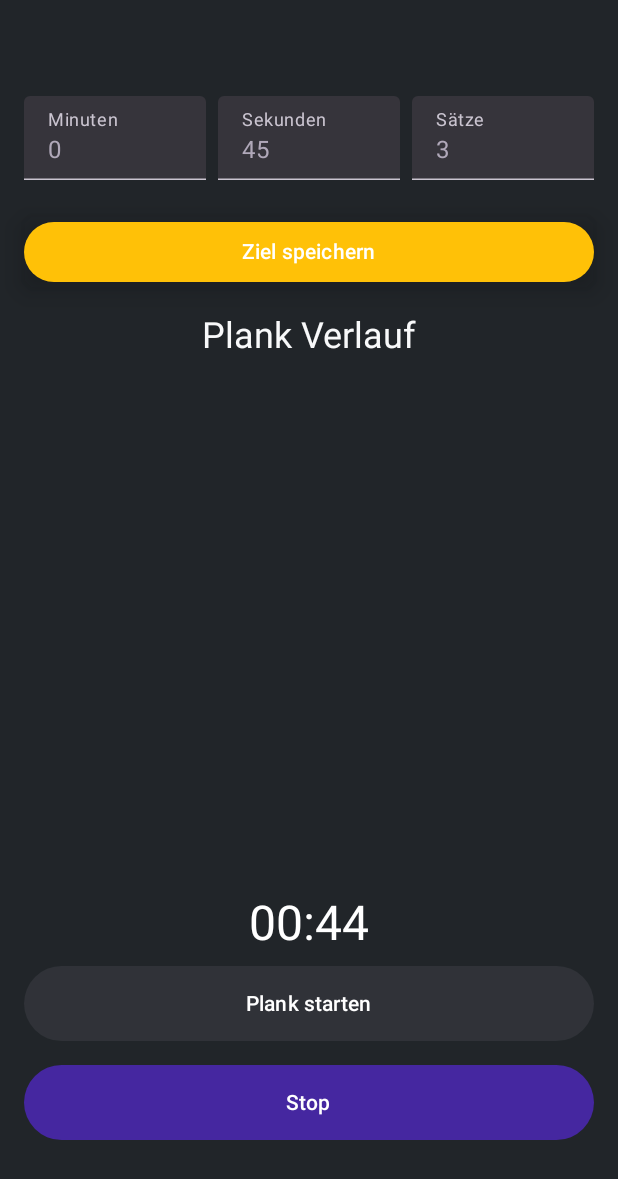
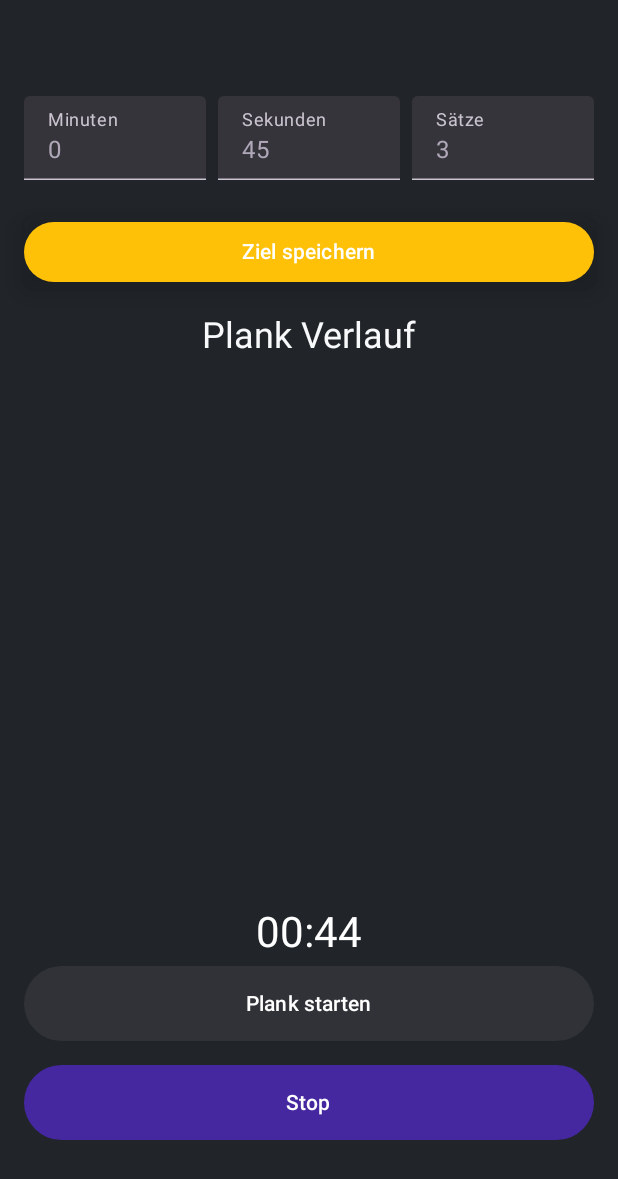
Before and after one commit to Shebby91/PushUpCounterApp, an Android app built with Jetpack Compose: the WorkoutTimerScreen screen opened through its navigation route, after a tap on "Plank starten", on a phone screen of 412 x 824 dp. Shown: the top 1179 px of the screen. Run offline under Robolectric (Android 15) with nearby library versions, the phone set to English and light mode, and no system bars.

Commit message:
Change Spacing overall

```diff
--- a/app/src/main/java/com/example/app/MainActivity.kt
+++ b/app/src/main/java/com/example/app/MainActivity.kt
@@ -526,16 +526,16 @@ fun WorkoutTimerScreen(viewModel: WorkoutTimerViewModel) {
             Text(
                 text = viewModel.remainingTimeText,
                 color = MaterialTheme.colorScheme.onPrimary,
-                style = MaterialTheme.typography.headlineLarge
+                style = MaterialTheme.typography.headlineMedium
             )
         } else {
             Text(
                 text = "00:00",
                 color = MaterialTheme.colorScheme.onPrimary,
-                style = MaterialTheme.typography.headlineLarge
+                style = MaterialTheme.typography.headlineMedium
             )
         }
-        Spacer(modifier = Modifier.height(8.dp))
+        Spacer(modifier = Modifier.height(4.dp))
         Button(
             onClick = { viewModel.startTimer() },
             enabled = !viewModel.isRunning,
@@ -793,9 +793,9 @@ fun CounterScreen(workoutType: WorkoutType) {
        Text(
            text = "$count",
            color = MaterialTheme.colorScheme.onPrimary,
-           style = MaterialTheme.typography.headlineLarge
+           style = MaterialTheme.typography.headlineMedium
        )
-       Spacer(modifier = Modifier.height(8.dp))
+
        Row(
            horizontalArrangement = Arrangement.spacedBy(16.dp), // Abstand zwischen den Textfeldern
            verticalAlignment = Alignment.CenterVertically // Vertikale Ausrichtung
--- a/app/src/main/java/com/example/app/WorkOutHistoryItem.kt
+++ b/app/src/main/java/com/example/app/WorkOutHistoryItem.kt
@@ -116,7 +116,7 @@ fun WorkoutHistoryItem(
 
     Card(
         modifier = Modifier
-            .shadow(10.dp, shape = RoundedCornerShape(8.dp))
+            .shadow(4.dp, shape = RoundedCornerShape(14.dp))
             .fillMaxWidth()
             .padding(8.dp),
         elevation = CardDefaults.cardElevation(4.dp),
```
